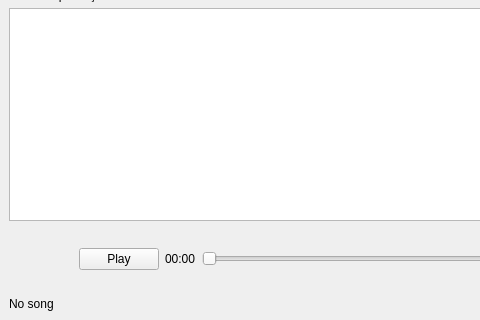
Above: mainwindow.ui from wseabra/SpotifySamplePlayer before the change; both pictures show x 0 to 480 and y 289 to 609 of the 840 by 609 pixel window. Below: the same form after it.
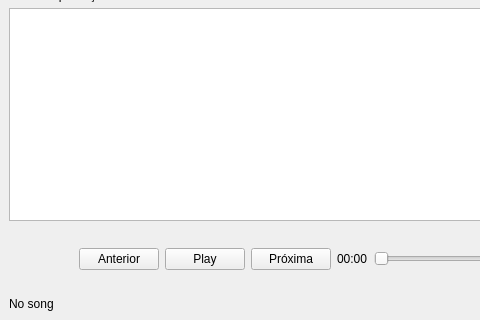
That is the form after the change.

Commit message: Added previous and next buttons to the player

Diff of the .ui file:
```diff
--- a/mainwindow.ui
+++ b/mainwindow.ui
@@ -119,6 +119,13 @@
         </property>
        </widget>
       </item>
+      <item>
+       <widget class="QPushButton" name="PrevButton">
+        <property name="text">
+         <string>Anterior</string>
+        </property>
+       </widget>
+      </item>
       <item>
        <widget class="QPushButton" name="PlayButton">
         <property name="text">
@@ -126,6 +133,13 @@
         </property>
        </widget>
       </item>
+      <item>
+       <widget class="QPushButton" name="NextButton">
+        <property name="text">
+         <string>Próxima</string>
+        </property>
+       </widget>
+      </item>
       <item>
        <widget class="QLabel" name="PlayedLabel">
         <property name="text">
```
The commit also changes 4 other files.
